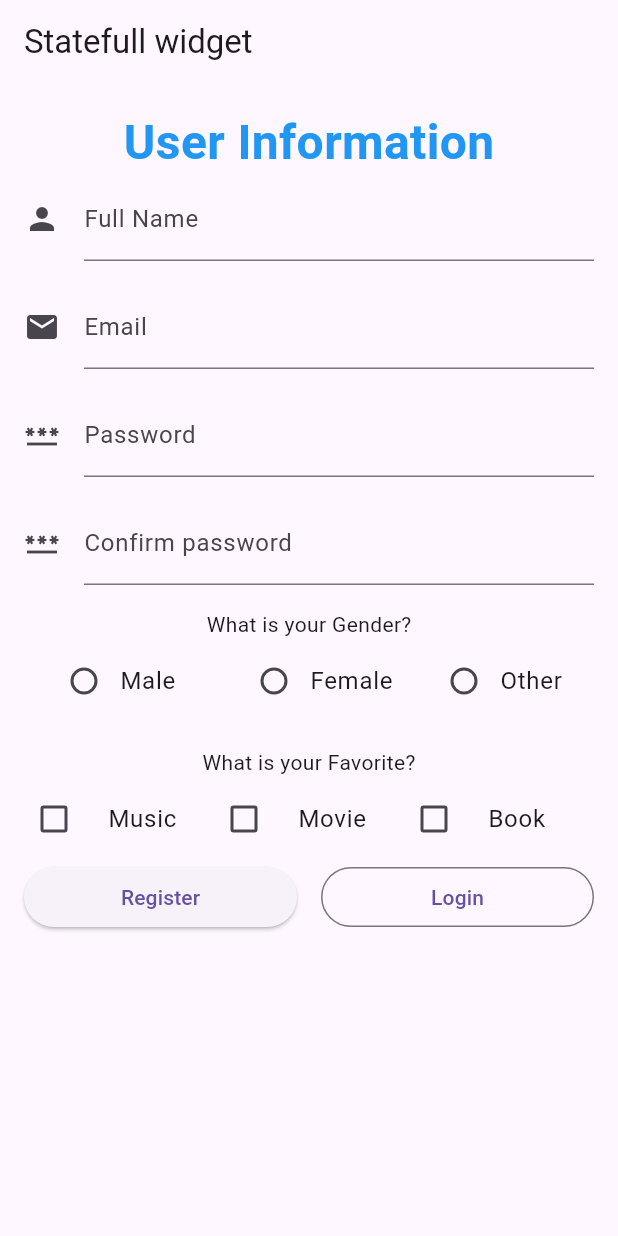
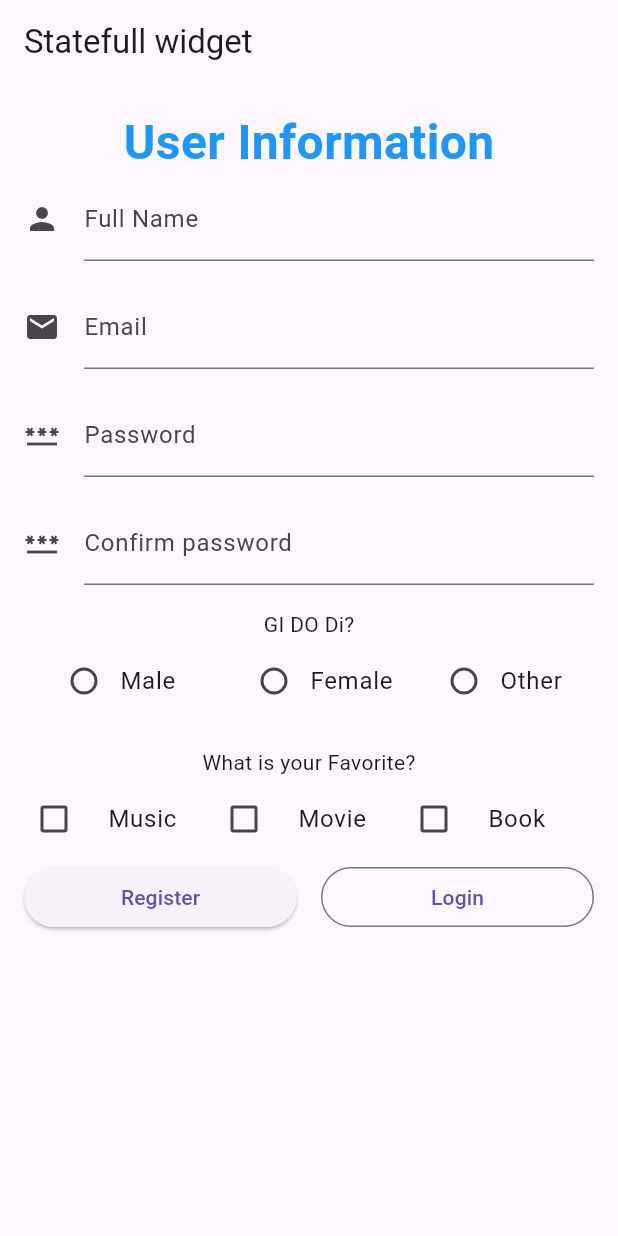
Before and after one commit to chilepxep/THGIDO, a Flutter app: the screen it shows after launch, on a phone screen of 412 x 824 dp. Run offline on Flutter 3.47's test engine with Material 3 defaults, Android fonts, the phone set to English and light mode, and no system bars.

Commit message:
thay doi noi gi do

```diff
--- a/buoi01/lib/widgets/statefullWidget.dart
+++ b/buoi01/lib/widgets/statefullWidget.dart
@@ -78,7 +78,7 @@ class _MyStatefulState extends State<MyStateful> {
             const SizedBox(
               height: 16,
             ),
-            const Text("What is your Gender?"),
+            const Text("GI DO Di?"),
             Row(
               crossAxisAlignment: CrossAxisAlignment.center,
               children: [
```
